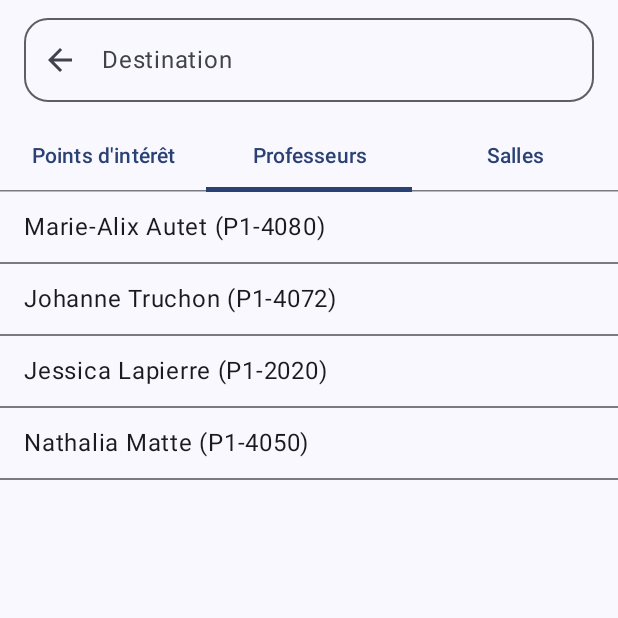
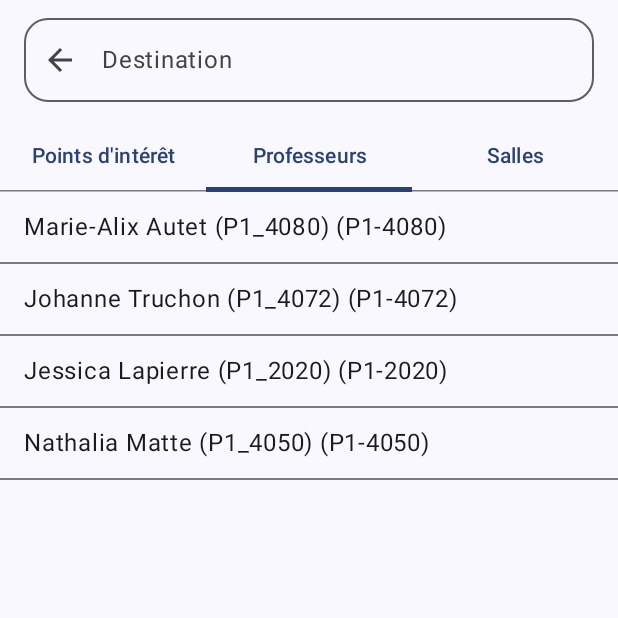
Before and after one commit to khbgbgk1/uqacces, an Android app built with Jetpack Compose: the PointArriveeScreen screen opened through its navigation route, tab 2 chosen, on a phone screen of 412 x 824 dp, the top half of it. Run offline under Robolectric (Android 15) with nearby library versions, the phone set to English and light mode, and no system bars.

Commit message:
Debut SWIP

```diff
--- a/app/src/main/java/com/example/uqacces/MainActivity.kt
+++ b/app/src/main/java/com/example/uqacces/MainActivity.kt
@@ -31,7 +31,8 @@ class MainActivity : ComponentActivity() {
                             onSearchClick = { navController.navigate("rechercheArrivee") },
                             onSettingsClick = { navController.navigate("parametres") },
                             onEditDepart = { /* Should not happen */ },
-                            onEditArrivee = { /* Should not happen */ }
+                            onEditArrivee = { /* Should not happen */ },
+                            onSwap = {},
                         )
                     }
 
@@ -57,7 +58,8 @@ class MainActivity : ComponentActivity() {
                                 val encodedDepart = URLEncoder.encode(startNodeName, "UTF-8")
                                 // Navigate to the arrival search screen, but pass the existing departure point
                                 navController.navigate("rechercheArrivee/$encodedDepart")
-                            }
+                            },
+                            onSwap = {},
                         )
                     }
 
--- a/app/src/main/java/com/example/uqacces/MapData.kt
+++ b/app/src/main/java/com/example/uqacces/MapData.kt
@@ -228,10 +228,10 @@ object UniversityMap {
             ),
             //pas les bonnes classes, à voir avec les étages
             professors = listOf(
-                Professor("Marie-Alix Autet", "P1_4080"),
-                Professor("Johanne Truchon", "P1_4072"),
-                Professor("Jessica Lapierre", "P1_2020"),
-                Professor("Nathalia Matte", "P1_4050")
+                Professor("Marie-Alix Autet (P1_4080)", "P1_4080"),
+                Professor("Johanne Truchon (P1_4072)", "P1_4072"),
+                Professor("Jessica Lapierre (P1_2020)", "P1_2020"),
+                Professor("Nathalia Matte (P1_4050)", "P1_4050")
             ),
 
 
--- a/app/src/main/java/com/example/uqacces/MapView.kt
+++ b/app/src/main/java/com/example/uqacces/MapView.kt
@@ -67,7 +67,7 @@ fun MapView(
 
         // Appliquer les transformations pour la map
         translate(left = canvasCenter.x, top = canvasCenter.y) {
-            rotate(degrees = -heading, pivot = Offset.Zero) {
+            rotate(degrees = 0f, pivot = Offset.Zero) { //heading
                 scale(scale, scale, pivot = Offset.Zero) {
                     translate(left = offset.x, top = offset.y) {
                         translate(left = -mapCenter.x, top = -mapCenter.y) {
```
Also changed, not shown: app/src/main/java/com/example/uqacces/Accueil.kt (+24 -2 lines).
